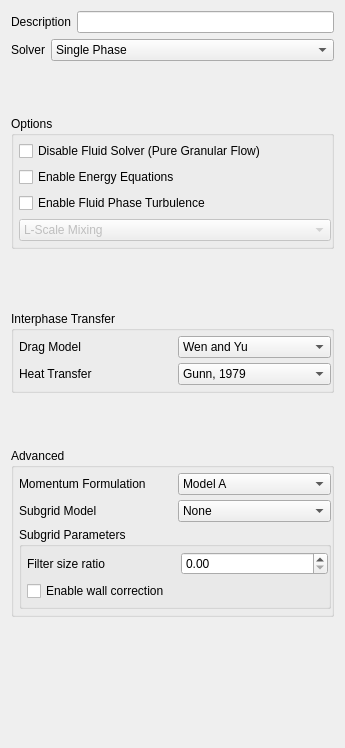
This is gui/uifiles/model.ui in truongd8593/mfix as Qt 5 draws it before an edit. The edited form follows.
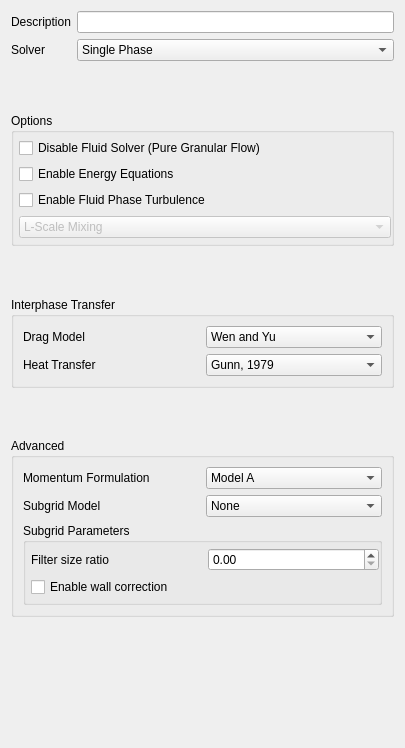
This is the edited form. Custom widgets are drawn as their Qt base class.

Commit message: adjust widget alignment in 'model' pane

Patch:
```diff
--- a/gui/uifiles/model.ui
+++ b/gui/uifiles/model.ui
@@ -6,84 +6,68 @@
    <rect>
     <x>0</x>
     <y>0</y>
-    <width>345</width>
+    <width>405</width>
     <height>748</height>
    </rect>
   </property>
-  <layout class="QGridLayout" name="gridLayout_4">
-   <item row="6" column="1">
-    <spacer name="verticalSpacer_10">
-     <property name="orientation">
-      <enum>Qt::Vertical</enum>
-     </property>
-     <property name="sizeHint" stdset="0">
-      <size>
-       <width>20</width>
-       <height>20</height>
-      </size>
-     </property>
-    </spacer>
-   </item>
-   <item row="5" column="0" colspan="5">
-    <widget class="QGroupBox" name="groupbox_interphase">
-     <property name="title">
-      <string>Interphase Transfer</string>
-     </property>
-     <property name="flat">
-      <bool>true</bool>
-     </property>
-     <layout class="QGridLayout" name="gridLayout_12">
-      <property name="leftMargin">
-       <number>5</number>
-      </property>
-      <property name="topMargin">
-       <number>5</number>
-      </property>
-      <property name="rightMargin">
-       <number>0</number>
-      </property>
-      <property name="bottomMargin">
-       <number>5</number>
-      </property>
-      <property name="spacing">
-       <number>5</number>
-      </property>
-      <item row="1" column="1">
-       <widget class="ComboBox" name="comboBox_4">
-        <item>
-         <property name="text">
-          <string>Gunn, 1979</string>
-         </property>
-        </item>
-       </widget>
-      </item>
-      <item row="0" column="1">
-       <widget class="ComboBox" name="comboBox_3">
-        <item>
-         <property name="text">
-          <string>Wen and Yu</string>
-         </property>
-        </item>
-       </widget>
-      </item>
-      <item row="0" column="0">
-       <widget class="QLabel" name="label_7">
+  <layout class="QGridLayout" name="gridLayout_2">
+   <item row="0" column="0">
+    <layout class="QGridLayout" name="gridLayout_5">
+     <item row="0" column="0">
+      <widget class="QLabel" name="label_description">
+       <property name="text">
+        <string>Description</string>
+       </property>
+      </widget>
+     </item>
+     <item row="0" column="1">
+      <widget class="LineEdit" name="combobox_keyword_description"/>
+     </item>
+     <item row="1" column="0">
+      <widget class="QLabel" name="label_6">
+       <property name="sizePolicy">
+        <sizepolicy hsizetype="Maximum" vsizetype="Preferred">
+         <horstretch>0</horstretch>
+         <verstretch>0</verstretch>
+        </sizepolicy>
+       </property>
+       <property name="text">
+        <string>Solver</string>
+       </property>
+      </widget>
+     </item>
+     <item row="1" column="1">
+      <widget class="ComboBox" name="combobox_solver">
+       <item>
         <property name="text">
-         <string>Drag Model</string>
+         <string>Single Phase</string>
         </property>
-       </widget>
-      </item>
-      <item row="1" column="0">
-       <widget class="QLabel" name="label_8">
+       </item>
+       <item>
         <property name="text">
-         <string>Heat Transfer</string>
+         <string>Two-Fluid Model (MFIX-TFM)</string>
         </property>
-       </widget>
-      </item>
-     </layout>
-    </widget>
+       </item>
+       <item>
+        <property name="text">
+         <string>Discrete Element Model (MFIX-DEM)</string>
+        </property>
+       </item>
+       <item>
+        <property name="text">
+         <string>Particle-in-Cell (MFIX-PIC)</string>
+        </property>
+       </item>
+       <item>
+        <property name="text">
+         <string>MFIX-Hybrid</string>
+        </property>
+       </item>
+      </widget>
+     </item>
+    </layout>
    </item>
-   <item row="2" column="4">
+   <item row="1" column="0">
     <spacer name="verticalSpacer">
      <property name="orientation">
       <enum>Qt::Vertical</enum>
@@ -96,7 +80,7 @@
      </property>
     </spacer>
    </item>
-   <item row="3" column="0" colspan="5">
+   <item row="2" column="0">
     <widget class="QGroupBox" name="groupBox_options">
      <property name="title">
       <string>Options</string>
@@ -158,69 +142,7 @@
      </layout>
     </widget>
    </item>
-   <item row="1" column="0" colspan="5">
-    <layout class="QHBoxLayout" name="horizontalLayout">
-     <item>
-      <widget class="QLabel" name="label_6">
-       <property name="sizePolicy">
-        <sizepolicy hsizetype="Maximum" vsizetype="Preferred">
-         <horstretch>0</horstretch>
-         <verstretch>0</verstretch>
-        </sizepolicy>
-       </property>
-       <property name="text">
-        <string>Solver</string>
-       </property>
-      </widget>
-     </item>
-     <item>
-      <widget class="ComboBox" name="combobox_solver">
-       <item>
-        <property name="text">
-         <string>Single Phase</string>
-        </property>
-       </item>
-       <item>
-        <property name="text">
-         <string>Two-Fluid Model (MFIX-TFM)</string>
-        </property>
-       </item>
-       <item>
-        <property name="text">
-         <string>Discrete Element Model (MFIX-DEM)</string>
-        </property>
-       </item>
-       <item>
-        <property name="text">
-         <string>Particle-in-Cell (MFIX-PIC)</string>
-        </property>
-       </item>
-       <item>
-        <property name="text">
-         <string>MFIX-Hybrid</string>
-        </property>
-       </item>
-      </widget>
-     </item>
-    </layout>
-   </item>
-   <item row="8" column="1">
-    <spacer name="verticalSpacer_3">
-     <property name="orientation">
-      <enum>Qt::Vertical</enum>
-     </property>
-     <property name="sizeType">
-      <enum>QSizePolicy::Maximum</enum>
-     </property>
-     <property name="sizeHint" stdset="0">
-      <size>
-       <width>20</width>
-       <height>120</height>
-      </size>
-     </property>
-    </spacer>
-   </item>
-   <item row="4" column="1">
+   <item row="3" column="0">
     <spacer name="verticalSpacer_9">
      <property name="orientation">
       <enum>Qt::Vertical</enum>
@@ -234,33 +156,63 @@
     </spacer>
    </item>
    <item row="4" column="0">
-    <widget class="QFrame" name="frame_9">
-     <property name="frameShape">
-      <enum>QFrame::NoFrame</enum>
+    <widget class="QGroupBox" name="groupbox_interphase">
+     <property name="title">
+      <string>Interphase Transfer</string>
      </property>
-     <property name="frameShadow">
-      <enum>QFrame::Plain</enum>
+     <property name="flat">
+      <bool>true</bool>
      </property>
-     <layout class="QGridLayout" name="gridLayout_2">
-      <property name="leftMargin">
-       <number>0</number>
-      </property>
-      <property name="topMargin">
-       <number>0</number>
-      </property>
-      <property name="rightMargin">
-       <number>0</number>
-      </property>
-      <property name="bottomMargin">
-       <number>0</number>
-      </property>
-      <property name="spacing">
-       <number>5</number>
-      </property>
+     <layout class="QGridLayout" name="gridLayout_4">
+      <item row="0" column="0">
+       <widget class="QLabel" name="label_7">
+        <property name="text">
+         <string>Drag Model</string>
+        </property>
+       </widget>
+      </item>
+      <item row="0" column="1">
+       <widget class="ComboBox" name="comboBox_3">
+        <item>
+         <property name="text">
+          <string>Wen and Yu</string>
+         </property>
+        </item>
+       </widget>
+      </item>
+      <item row="1" column="0">
+       <widget class="QLabel" name="label_8">
+        <property name="text">
+         <string>Heat Transfer</string>
+        </property>
+       </widget>
+      </item>
+      <item row="1" column="1">
+       <widget class="ComboBox" name="comboBox_4">
+        <item>
+         <property name="text">
+          <string>Gunn, 1979</string>
+         </property>
+        </item>
+       </widget>
+      </item>
      </layout>
     </widget>
    </item>
-   <item row="7" column="0" colspan="5">
+   <item row="5" column="0">
+    <spacer name="verticalSpacer_10">
+     <property name="orientation">
+      <enum>Qt::Vertical</enum>
+     </property>
+     <property name="sizeHint" stdset="0">
+      <size>
+       <width>20</width>
+       <height>20</height>
+      </size>
+     </property>
+    </spacer>
+   </item>
+   <item row="6" column="0">
     <widget class="QGroupBox" name="groupBox_advanced">
      <property name="title">
       <string>Advanced</string>
@@ -268,22 +220,7 @@
      <property name="flat">
       <bool>true</bool>
      </property>
-     <layout class="QGridLayout" name="gridLayout_13">
-      <property name="leftMargin">
-       <number>5</number>
-      </property>
-      <property name="topMargin">
-       <number>5</number>
-      </property>
-      <property name="rightMargin">
-       <number>0</number>
-      </property>
-      <property name="bottomMargin">
-       <number>5</number>
-      </property>
-      <property name="spacing">
-       <number>5</number>
-      </property>
+     <layout class="QGridLayout" name="gridLayout_6">
       <item row="0" column="0">
        <widget class="QLabel" name="label_26">
         <property name="layoutDirection">
@@ -321,6 +258,13 @@
         </item>
        </widget>
       </item>
+      <item row="1" column="0">
+       <widget class="QLabel" name="label_subgrid_model">
+        <property name="text">
+         <string>Subgrid Model</string>
+        </property>
+       </widget>
+      </item>
       <item row="1" column="1">
        <widget class="ComboBox" name="combobox_subgrid_model">
         <item>
@@ -335,14 +279,7 @@
         </item>
        </widget>
       </item>
-      <item row="1" column="0">
-       <widget class="QLabel" name="label_subgrid_model">
-        <property name="text">
-         <string>Subgrid Model</string>
-        </property>
-       </widget>
-      </item>
-      <item row="7" column="0" colspan="2">
+      <item row="2" column="0" colspan="2">
        <widget class="QGroupBox" name="groupbox_subgrid_params">
         <property name="title">
          <string>Subgrid Parameters</string>
@@ -386,15 +323,21 @@
      </layout>
     </widget>
    </item>
-   <item row="0" column="0">
-    <widget class="QLabel" name="label_description">
-     <property name="text">
-      <string>Description</string>
+   <item row="7" column="0">
+    <spacer name="verticalSpacer_3">
+     <property name="orientation">
+      <enum>Qt::Vertical</enum>
      </property>
-    </widget>
-   </item>
-   <item row="0" column="1" colspan="4">
-    <widget class="LineEdit" name="combobox_keyword_description"/>
+     <property name="sizeType">
+      <enum>QSizePolicy::Maximum</enum>
+     </property>
+     <property name="sizeHint" stdset="0">
+      <size>
+       <width>20</width>
+       <height>120</height>
+      </size>
+     </property>
+    </spacer>
    </item>
   </layout>
   <zorder>groupbox_interphase</zorder>
```
Left out of the diff: 1 changed line with no effect on the pictures.
